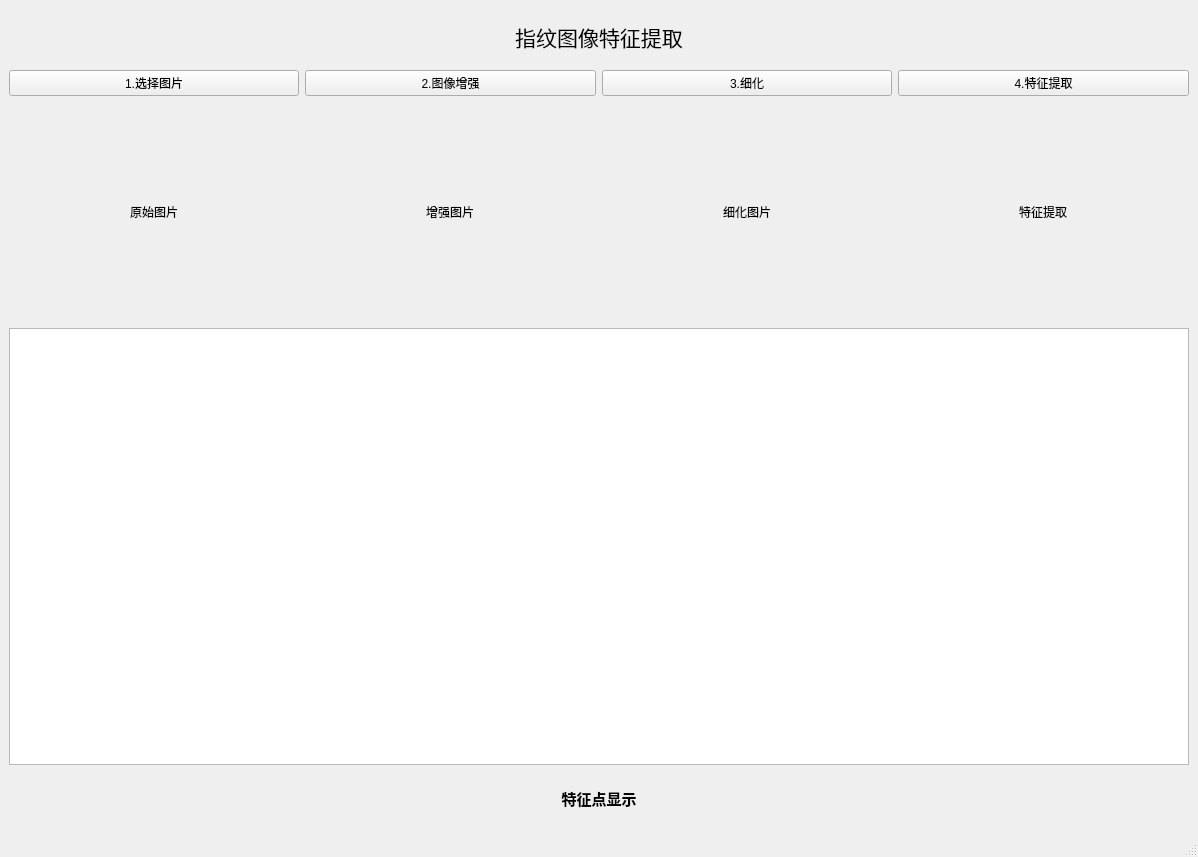
Before: the Qt Designer form finger.ui in HaoyuScut/Fingerprint, drawn with Qt 5.
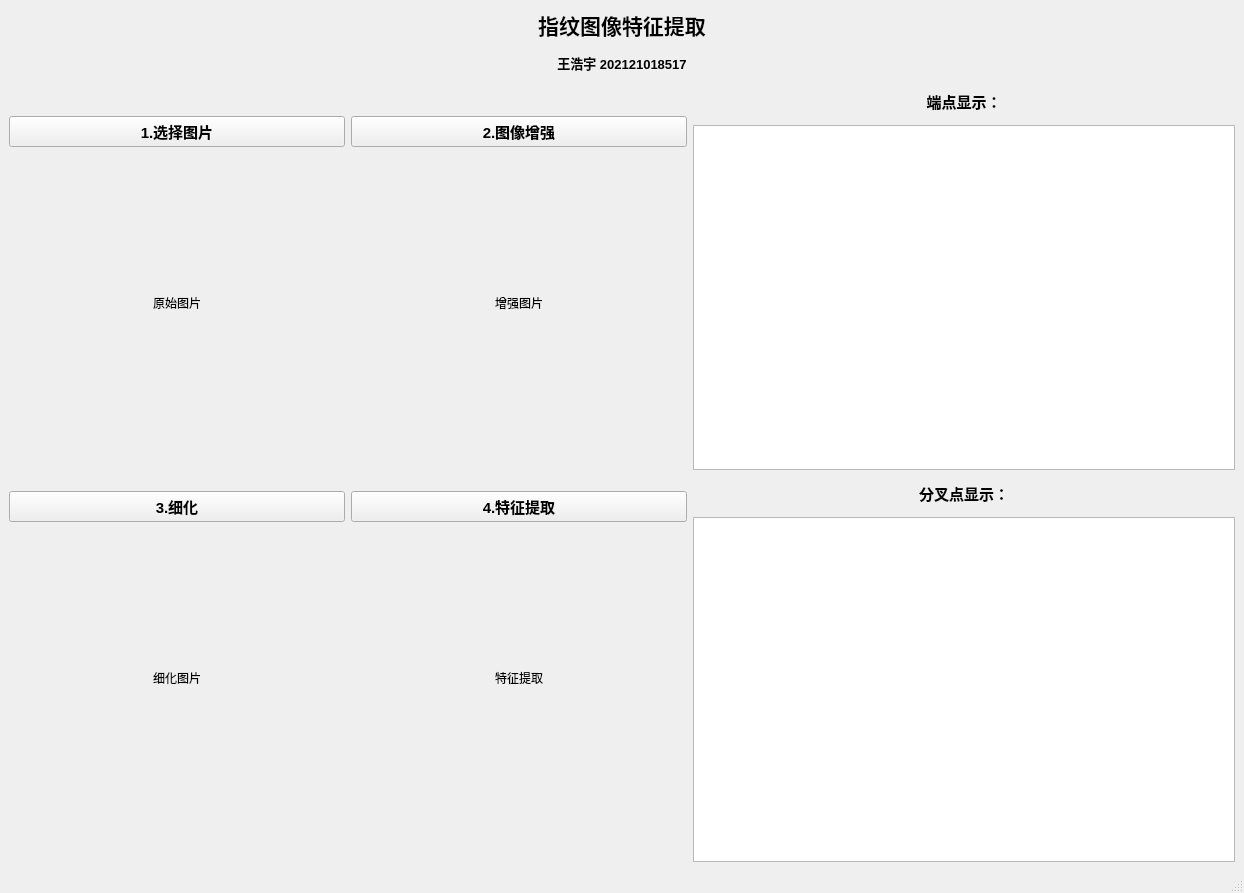
After: the same form once the commit is applied.

Diff of the .ui file:
```diff
--- a/finger.ui
+++ b/finger.ui
@@ -6,23 +6,25 @@
    <rect>
     <x>0</x>
     <y>0</y>
-    <width>1198</width>
-    <height>857</height>
+    <width>1244</width>
+    <height>893</height>
    </rect>
   </property>
   <property name="windowTitle">
    <string>MainWindow</string>
   </property>
   <widget class="QWidget" name="centralwidget">
-   <layout class="QHBoxLayout" name="horizontalLayout_6">
+   <layout class="QVBoxLayout" name="verticalLayout_8">
     <item>
-     <layout class="QVBoxLayout" name="verticalLayout_5" stretch="1,5,8,1">
+     <layout class="QVBoxLayout" name="verticalLayout_7" stretch="1,1,25">
       <item>
        <widget class="QLabel" name="label">
         <property name="font">
          <font>
           <family>华光行楷_CNKI</family>
           <pointsize>16</pointsize>
+          <weight>75</weight>
+          <bold>true</bold>
          </font>
         </property>
         <property name="text">
@@ -34,11 +36,39 @@
        </widget>
       </item>
       <item>
+       <widget class="QLabel" name="label_4">
+        <property name="font">
+         <font>
+          <pointsize>10</pointsize>
+          <weight>75</weight>
+          <bold>true</bold>
+         </font>
+        </property>
+        <property name="text">
+         <string>王浩宇 202121018517</string>
+        </property>
+        <property name="alignment">
+         <set>Qt::AlignCenter</set>
+        </property>
+       </widget>
+      </item>
+      <item>
+       <layout class="QHBoxLayout" name="horizontalLayout_7" stretch="5,4">
+        <item>
+         <layout class="QVBoxLayout" name="verticalLayout_5">
+          <item>
        <layout class="QHBoxLayout" name="horizontalLayout_5">
         <item>
          <layout class="QVBoxLayout" name="verticalLayout_3">
           <item>
            <widget class="QPushButton" name="btn_select">
+                <property name="font">
+                 <font>
+                  <pointsize>11</pointsize>
+                  <weight>75</weight>
+                  <bold>true</bold>
+                 </font>
+                </property>
             <property name="text">
              <string>1.选择图片</string>
             </property>
@@ -63,14 +93,14 @@
              <widget class="QLabel" name="pic_origin">
               <property name="minimumSize">
                <size>
-                <width>220</width>
-                <height>220</height>
+                    <width>300</width>
+                    <height>300</height>
                </size>
               </property>
               <property name="maximumSize">
                <size>
-                <width>220</width>
-                <height>220</height>
+                    <width>300</width>
+                    <height>300</height>
                </size>
               </property>
               <property name="text">
@@ -102,6 +132,13 @@
          <layout class="QVBoxLayout" name="verticalLayout_4">
           <item>
            <widget class="QPushButton" name="btn_enhance">
+                <property name="font">
+                 <font>
+                  <pointsize>11</pointsize>
+                  <weight>75</weight>
+                  <bold>true</bold>
+                 </font>
+                </property>
             <property name="text">
              <string>2.图像增强</string>
             </property>
@@ -126,14 +163,14 @@
              <widget class="QLabel" name="pic_enhance">
               <property name="minimumSize">
                <size>
-                <width>220</width>
-                <height>220</height>
+                    <width>300</width>
+                    <height>300</height>
                </size>
               </property>
               <property name="maximumSize">
                <size>
-                <width>220</width>
-                <height>220</height>
+                    <width>300</width>
+                    <height>300</height>
                </size>
               </property>
               <property name="text">
@@ -161,10 +198,21 @@
           </item>
          </layout>
         </item>
+           </layout>
+          </item>
+          <item>
+           <layout class="QHBoxLayout" name="horizontalLayout_6">
         <item>
          <layout class="QVBoxLayout" name="verticalLayout_2">
           <item>
            <widget class="QPushButton" name="btn_thinning">
+                <property name="font">
+                 <font>
+                  <pointsize>11</pointsize>
+                  <weight>75</weight>
+                  <bold>true</bold>
+                 </font>
+                </property>
             <property name="text">
              <string>3.细化</string>
             </property>
@@ -189,14 +237,14 @@
              <widget class="QLabel" name="pic_thinning">
               <property name="minimumSize">
                <size>
-                <width>220</width>
-                <height>220</height>
+                    <width>300</width>
+                    <height>300</height>
                </size>
               </property>
               <property name="maximumSize">
                <size>
-                <width>220</width>
-                <height>220</height>
+                    <width>300</width>
+                    <height>300</height>
                </size>
               </property>
               <property name="text">
@@ -228,6 +276,13 @@
          <layout class="QVBoxLayout" name="verticalLayout">
           <item>
            <widget class="QPushButton" name="btn_feature">
+                <property name="font">
+                 <font>
+                  <pointsize>11</pointsize>
+                  <weight>75</weight>
+                  <bold>true</bold>
+                 </font>
+                </property>
             <property name="text">
              <string>4.特征提取</string>
             </property>
@@ -252,14 +307,14 @@
              <widget class="QLabel" name="pic_feature">
               <property name="minimumSize">
                <size>
-                <width>220</width>
-                <height>220</height>
+                    <width>300</width>
+                    <height>300</height>
                </size>
               </property>
               <property name="maximumSize">
                <size>
-                <width>220</width>
-                <height>220</height>
+                    <width>300</width>
+                    <height>300</height>
                </size>
               </property>
               <property name="text">
@@ -289,9 +344,10 @@
         </item>
        </layout>
       </item>
-      <item>
-       <widget class="QTextEdit" name="textEdit"/>
-      </item>
+         </layout>
+        </item>
+        <item>
+         <layout class="QVBoxLayout" name="verticalLayout_6" stretch="1,10,1,10">
       <item>
        <widget class="QLabel" name="label_2">
         <property name="font">
@@ -302,12 +358,39 @@
          </font>
         </property>
         <property name="text">
-         <string>特征点显示</string>
+             <string>端点显示：</string>
         </property>
         <property name="alignment">
          <set>Qt::AlignCenter</set>
         </property>
        </widget>
+          </item>
+          <item>
+           <widget class="QTextEdit" name="le_endpoint"/>
+          </item>
+          <item>
+           <widget class="QLabel" name="label_3">
+            <property name="font">
+             <font>
+              <pointsize>11</pointsize>
+              <weight>75</weight>
+              <bold>true</bold>
+             </font>
+            </property>
+            <property name="text">
+             <string>分叉点显示：</string>
+            </property>
+            <property name="alignment">
+             <set>Qt::AlignCenter</set>
+            </property>
+           </widget>
+          </item>
+          <item>
+           <widget class="QTextEdit" name="le_crosspoint"/>
+          </item>
+         </layout>
+        </item>
+       </layout>
       </item>
      </layout>
     </item>
```
Left out of the diff: 4 changed lines with no effect on the pictures. Lines whose indentation alone changed are shown as unchanged.
